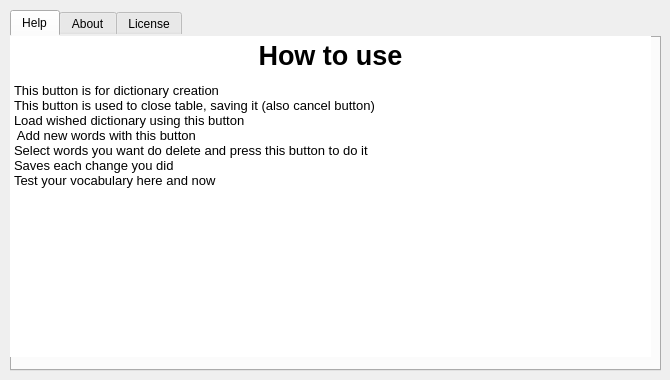
apps-open/BiLinguo, file window/interface/about_interface.ui: the form before one commit.
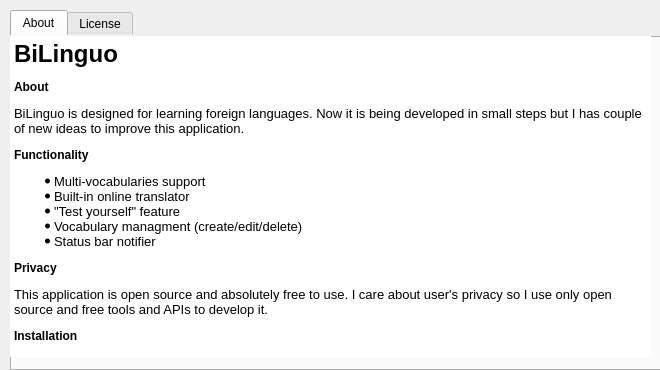
The form after the commit. Icons and pictures are not drawn.

The edit to the form file:
```diff
--- a/window/interface/about_interface.ui
+++ b/window/interface/about_interface.ui
@@ -6,10 +6,22 @@
    <rect>
     <x>0</x>
     <y>0</y>
-    <width>670</width>
-    <height>380</height>
+    <width>660</width>
+    <height>370</height>
    </rect>
   </property>
+  <property name="minimumSize">
+   <size>
+    <width>660</width>
+    <height>370</height>
+   </size>
+  </property>
+  <property name="maximumSize">
+   <size>
+    <width>660</width>
+    <height>370</height>
+   </size>
+  </property>
   <property name="windowTitle">
    <string>About</string>
   </property>
@@ -37,36 +49,6 @@
    <property name="currentIndex">
     <number>0</number>
    </property>
-   <widget class="QWidget" name="tab">
-    <attribute name="title">
-     <string>Help</string>
-    </attribute>
-    <widget class="QTextBrowser" name="textBrowser">
-     <property name="geometry">
-      <rect>
-       <x>0</x>
-       <y>0</y>
-       <width>641</width>
-       <height>321</height>
-      </rect>
-     </property>
-     <property name="html">
-      <string>&lt;!DOCTYPE HTML PUBLIC &quot;-//W3C//DTD HTML 4.0//EN&quot; &quot;http://www.w3.org/TR/REC-html40/strict.dtd&quot;&gt;
-&lt;html&gt;&lt;head&gt;&lt;meta name=&quot;qrichtext&quot; content=&quot;1&quot; /&gt;&lt;style type=&quot;text/css&quot;&gt;
-p, li { white-space: pre-wrap; }
-&lt;/style&gt;&lt;/head&gt;&lt;body style=&quot; font-family:'Noto Sans'; font-size:10pt; font-weight:400; font-style:normal;&quot;&gt;
-&lt;p align=&quot;center&quot; style=&quot; margin-top:12px; margin-bottom:12px; margin-left:0px; margin-right:0px; -qt-block-indent:0; text-indent:0px;&quot;&gt;&lt;span style=&quot; font-size:20pt; font-weight:600;&quot;&gt;How to use&lt;/span&gt;&lt;/p&gt;
-&lt;p style=&quot; margin-top:0px; margin-bottom:0px; margin-left:0px; margin-right:0px; -qt-block-indent:0; text-indent:0px;&quot;&gt;&lt;img src=&quot;:/edit_icon/icons8-edit-24.png&quot; /&gt;This button is for dictionary creation&lt;/p&gt;
-&lt;p style=&quot; margin-top:0px; margin-bottom:0px; margin-left:0px; margin-right:0px; -qt-block-indent:0; text-indent:0px;&quot;&gt;&lt;img src=&quot;:/close_icon/icons8-close-24.png&quot; /&gt;This button is used to close table, saving it (also cancel button)&lt;/p&gt;
-&lt;p style=&quot; margin-top:0px; margin-bottom:0px; margin-left:0px; margin-right:0px; -qt-block-indent:0; text-indent:0px;&quot;&gt;&lt;img src=&quot;:/load_icon/icons8-download-24.png&quot; /&gt;Load wished dictionary using this button&lt;/p&gt;
-&lt;p style=&quot; margin-top:0px; margin-bottom:0px; margin-left:0px; margin-right:0px; -qt-block-indent:0; text-indent:0px;&quot;&gt;&lt;img src=&quot;:/add_icon/icons8-add-24.png&quot; /&gt; Add new words with this button&lt;/p&gt;
-&lt;p style=&quot; margin-top:0px; margin-bottom:0px; margin-left:0px; margin-right:0px; -qt-block-indent:0; text-indent:0px;&quot;&gt;&lt;img src=&quot;:/delete_icon/icons8-remove-24.png&quot; /&gt;Select words you want do delete and press this button to do it&lt;/p&gt;
-&lt;p style=&quot; margin-top:0px; margin-bottom:0px; margin-left:0px; margin-right:0px; -qt-block-indent:0; text-indent:0px;&quot;&gt;&lt;img src=&quot;:/save_icon/icons8-save-24.png&quot; /&gt;Saves each change you did &lt;/p&gt;
-&lt;p style=&quot; margin-top:0px; margin-bottom:0px; margin-left:0px; margin-right:0px; -qt-block-indent:0; text-indent:0px;&quot;&gt;&lt;img src=&quot;:/test_icon/icons8-pass-fail-24.png&quot; /&gt;Test your vocabulary here and now&lt;/p&gt;
-&lt;p style=&quot;-qt-paragraph-type:empty; margin-top:0px; margin-bottom:0px; margin-left:0px; margin-right:0px; -qt-block-indent:0; text-indent:0px;&quot;&gt;&lt;br /&gt;&lt;/p&gt;&lt;/body&gt;&lt;/html&gt;</string>
-     </property>
-    </widget>
-   </widget>
    <widget class="QWidget" name="tab_3">
     <attribute name="title">
      <string>About</string>
@@ -85,21 +67,29 @@
 &lt;html&gt;&lt;head&gt;&lt;meta name=&quot;qrichtext&quot; content=&quot;1&quot; /&gt;&lt;style type=&quot;text/css&quot;&gt;
 p, li { white-space: pre-wrap; }
 &lt;/style&gt;&lt;/head&gt;&lt;body style=&quot; font-family:'Noto Sans'; font-size:10pt; font-weight:400; font-style:normal;&quot;&gt;
-&lt;p align=&quot;center&quot; style=&quot; margin-top:12px; margin-bottom:12px; margin-left:0px; margin-right:0px; -qt-block-indent:0; text-indent:0px;&quot;&gt;&lt;span style=&quot; font-size:20pt; font-weight:600;&quot;&gt;About&lt;/span&gt;&lt;/p&gt;
-&lt;p style=&quot; margin-top:0px; margin-bottom:0px; margin-left:0px; margin-right:0px; -qt-block-indent:0; text-indent:0px;&quot;&gt;&lt;a name=&quot;user-content-about&quot;&gt;&lt;/a&gt;&lt;span style=&quot; font-size:medium; font-weight:600;&quot;&gt;A&lt;/span&gt;&lt;span style=&quot; font-size:medium; font-weight:600;&quot;&gt;bout&lt;/span&gt;&lt;/p&gt;
+&lt;h1 style=&quot; margin-top:18px; margin-bottom:12px; margin-left:0px; margin-right:0px; -qt-block-indent:0; text-indent:0px;&quot;&gt;&lt;a name=&quot;user-content-bilinguo&quot;&gt;&lt;/a&gt;&lt;span style=&quot; font-size:xx-large; font-weight:600;&quot;&gt;B&lt;/span&gt;&lt;span style=&quot; font-size:xx-large; font-weight:600;&quot;&gt;iLinguo&lt;/span&gt;&lt;/h1&gt;
+&lt;h4 style=&quot; margin-top:12px; margin-bottom:12px; margin-left:0px; margin-right:0px; -qt-block-indent:0; text-indent:0px;&quot;&gt;&lt;a name=&quot;user-content-about&quot;&gt;&lt;/a&gt;&lt;span style=&quot; font-size:medium; font-weight:600;&quot;&gt;A&lt;/span&gt;&lt;span style=&quot; font-size:medium; font-weight:600;&quot;&gt;bout&lt;/span&gt;&lt;/h4&gt;
 &lt;p style=&quot; margin-top:12px; margin-bottom:12px; margin-left:0px; margin-right:0px; -qt-block-indent:0; text-indent:0px;&quot;&gt;BiLinguo is designed for learning foreign languages. Now it is being developed in small steps but I has couple of new ideas to improve this application.&lt;/p&gt;
+&lt;h4 style=&quot; margin-top:12px; margin-bottom:12px; margin-left:0px; margin-right:0px; -qt-block-indent:0; text-indent:0px;&quot;&gt;&lt;a name=&quot;user-content-functionality&quot;&gt;&lt;/a&gt;&lt;span style=&quot; font-size:medium; font-weight:600;&quot;&gt;F&lt;/span&gt;&lt;span style=&quot; font-size:medium; font-weight:600;&quot;&gt;unctionality&lt;/span&gt;&lt;/h4&gt;
+&lt;ul style=&quot;margin-top: 0px; margin-bottom: 0px; margin-left: 0px; margin-right: 0px; -qt-list-indent: 1;&quot;&gt;&lt;li style=&quot;&quot; style=&quot; margin-top:12px; margin-bottom:0px; margin-left:0px; margin-right:0px; -qt-block-indent:0; text-indent:0px;&quot;&gt;Multi-vocabularies support&lt;/li&gt;
+&lt;li style=&quot;&quot; style=&quot; margin-top:0px; margin-bottom:0px; margin-left:0px; margin-right:0px; -qt-block-indent:0; text-indent:0px;&quot;&gt;Built-in online translator&lt;/li&gt;
+&lt;li style=&quot;&quot; style=&quot; margin-top:0px; margin-bottom:0px; margin-left:0px; margin-right:0px; -qt-block-indent:0; text-indent:0px;&quot;&gt;&amp;quot;Test yourself&amp;quot; feature&lt;/li&gt;
+&lt;li style=&quot;&quot; style=&quot; margin-top:0px; margin-bottom:0px; margin-left:0px; margin-right:0px; -qt-block-indent:0; text-indent:0px;&quot;&gt;Vocabulary managment (create/edit/delete)&lt;/li&gt;
+&lt;li style=&quot;&quot; style=&quot; margin-top:0px; margin-bottom:12px; margin-left:0px; margin-right:0px; -qt-block-indent:0; text-indent:0px;&quot;&gt;Status bar notifier&lt;/li&gt;&lt;/ul&gt;
 &lt;h4 style=&quot; margin-top:12px; margin-bottom:12px; margin-left:0px; margin-right:0px; -qt-block-indent:0; text-indent:0px;&quot;&gt;&lt;a name=&quot;user-content-privacy&quot;&gt;&lt;/a&gt;&lt;span style=&quot; font-size:medium; font-weight:600;&quot;&gt;P&lt;/span&gt;&lt;span style=&quot; font-size:medium; font-weight:600;&quot;&gt;rivacy&lt;/span&gt;&lt;/h4&gt;
 &lt;p style=&quot; margin-top:12px; margin-bottom:12px; margin-left:0px; margin-right:0px; -qt-block-indent:0; text-indent:0px;&quot;&gt;This application is open source and absolutely free to use. I care about user's privacy so I use only open source and free tools and APIs to develop it.&lt;/p&gt;
 &lt;h4 style=&quot; margin-top:12px; margin-bottom:12px; margin-left:0px; margin-right:0px; -qt-block-indent:0; text-indent:0px;&quot;&gt;&lt;a name=&quot;user-content-installation&quot;&gt;&lt;/a&gt;&lt;span style=&quot; font-size:medium; font-weight:600;&quot;&gt;I&lt;/span&gt;&lt;span style=&quot; font-size:medium; font-weight:600;&quot;&gt;nstallation&lt;/span&gt;&lt;/h4&gt;
 &lt;p style=&quot; margin-top:12px; margin-bottom:12px; margin-left:0px; margin-right:0px; -qt-block-indent:0; text-indent:0px;&quot;&gt;First run command in terminal:&lt;/p&gt;
-&lt;p style=&quot; margin-top:12px; margin-bottom:12px; margin-left:0px; margin-right:0px; -qt-block-indent:0; text-indent:0px;&quot;&gt;&lt;span style=&quot; font-family:'Hack';&quot;&gt;git clone https://github.com/cyb3r-jamX/BiLinguo&lt;/span&gt;&lt;/p&gt;
-&lt;p style=&quot; margin-top:12px; margin-bottom:12px; margin-left:0px; margin-right:0px; -qt-block-indent:0; text-indent:0px;&quot;&gt;Or download and unpack .zip archive Then, to build executable for your system, install pyinstaller using command:&lt;/p&gt;
+&lt;p style=&quot; margin-top:12px; margin-bottom:12px; margin-left:0px; margin-right:0px; -qt-block-indent:0; text-indent:0px;&quot;&gt;&lt;span style=&quot; font-family:'Hack';&quot;&gt;git clone https://github.com/apps-open/BiLinguo&lt;/span&gt;&lt;/p&gt;
+&lt;p style=&quot; margin-top:12px; margin-bottom:12px; margin-left:0px; margin-right:0px; -qt-block-indent:0; text-indent:0px;&quot;&gt;Or download and unpack .zip archive Then, to build executable for your system, install pyinstaller and requirements using command:&lt;/p&gt;
 &lt;p style=&quot; margin-top:12px; margin-bottom:12px; margin-left:0px; margin-right:0px; -qt-block-indent:0; text-indent:0px;&quot;&gt;&lt;span style=&quot; font-family:'Hack';&quot;&gt;pip install pyinstaller&lt;/span&gt;&lt;/p&gt;
+&lt;p style=&quot; margin-top:12px; margin-bottom:12px; margin-left:0px; margin-right:0px; -qt-block-indent:0; text-indent:0px;&quot;&gt;&lt;span style=&quot; font-family:'Hack';&quot;&gt;pip install -r requirements.txt&lt;/span&gt;&lt;/p&gt;
 &lt;p style=&quot; margin-top:12px; margin-bottom:12px; margin-left:0px; margin-right:0px; -qt-block-indent:0; text-indent:0px;&quot;&gt;Finally, run this command to build executable:&lt;/p&gt;
 &lt;p style=&quot; margin-top:12px; margin-bottom:12px; margin-left:0px; margin-right:0px; -qt-block-indent:0; text-indent:0px;&quot;&gt;&lt;span style=&quot; font-family:'Hack';&quot;&gt;pyinstaller --onefile --noconsole BiLinguo.py&lt;/span&gt;&lt;/p&gt;
 &lt;p style=&quot; margin-top:12px; margin-bottom:12px; margin-left:0px; margin-right:0px; -qt-block-indent:0; text-indent:0px;&quot;&gt;You'll find your application in the &amp;quot;dist&amp;quot; folder.&lt;/p&gt;
-&lt;h4 style=&quot; margin-top:12px; margin-bottom:12px; margin-left:0px; margin-right:0px; -qt-block-indent:0; text-indent:0px;&quot;&gt;&lt;a name=&quot;user-content-perspectives&quot;&gt;&lt;/a&gt;&lt;span style=&quot; font-size:medium; font-weight:600;&quot;&gt;P&lt;/span&gt;&lt;span style=&quot; font-size:medium; font-weight:600;&quot;&gt;erspectives&lt;/span&gt;&lt;/h4&gt;
-&lt;p style=&quot; margin-top:12px; margin-bottom:12px; margin-left:0px; margin-right:0px; -qt-block-indent:0; text-indent:0px;&quot;&gt;I have already added &amp;quot;Translate&amp;quot; feature, implemented new design. In the near future I am going to add such features as desktop notifications and a database import/export function. Hope you will like this applicaition. And may it help you learn new languages. Good Luck ;)&lt;/p&gt;&lt;/body&gt;&lt;/html&gt;</string>
+&lt;h4 style=&quot; margin-top:12px; margin-bottom:12px; margin-left:0px; margin-right:0px; -qt-block-indent:0; text-indent:0px;&quot;&gt;&lt;a name=&quot;user-content-donations&quot;&gt;&lt;/a&gt;&lt;span style=&quot; font-size:medium; font-weight:600;&quot;&gt;D&lt;/span&gt;&lt;span style=&quot; font-size:medium; font-weight:600;&quot;&gt;onations&lt;/span&gt;&lt;/h4&gt;
+&lt;p style=&quot; margin-top:12px; margin-bottom:12px; margin-left:0px; margin-right:0px; -qt-block-indent:0; text-indent:0px;&quot;&gt;Monero: 44fVXortrNjd3Pixy91KLVhLN4zaBKhuN1GDRZX68mUAKHW8n92GNVn4GmQeS7HnqC7FqhLC3pLaceapLhDbHRHHTsH99ib&lt;/p&gt;
+&lt;h4 style=&quot; margin-top:12px; margin-bottom:12px; margin-left:0px; margin-right:0px; -qt-block-indent:0; text-indent:0px;&quot;&gt;&lt;a name=&quot;user-content-your-donations-helps-me-improve-my-work&quot;&gt;&lt;/a&gt;&lt;span style=&quot; font-size:medium; font-weight:600;&quot;&gt;Y&lt;/span&gt;&lt;span style=&quot; font-size:medium; font-weight:600;&quot;&gt;our donations helps me improve my work!&lt;/span&gt;&lt;/h4&gt;&lt;/body&gt;&lt;/html&gt;</string>
      </property>
     </widget>
    </widget>
```
Left out of the diff: 8 changed lines with no effect on the pictures.
